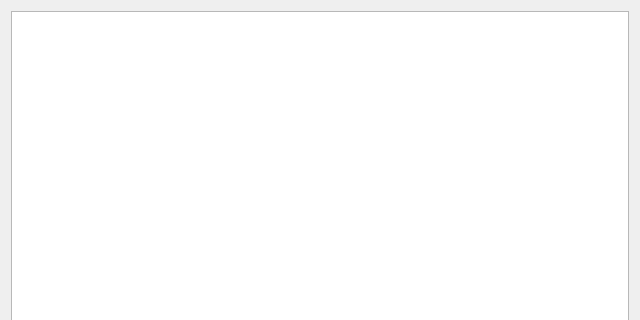
Above: qjdshowlog.ui from xtfllbl/qjdprocess before the change; both pictures show x 0 to 640 and y 0 to 320 of the 640 by 480 pixel window. Below: the same form after it.
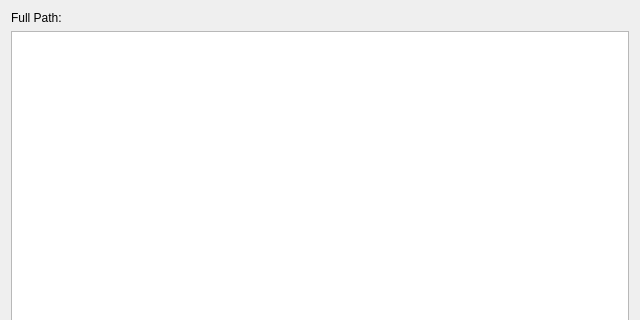
That is the form after the change.

```diff
--- a/qjdshowlog.ui
+++ b/qjdshowlog.ui
@@ -15,6 +15,30 @@
   </property>
   <layout class="QGridLayout" name="gridLayout">
    <item row="0" column="0">
+    <layout class="QHBoxLayout" name="horizontalLayout">
+     <item>
+      <widget class="QLabel" name="label">
+       <property name="maximumSize">
+        <size>
+         <width>80</width>
+         <height>16777215</height>
+        </size>
+       </property>
+       <property name="text">
+        <string>Full Path:</string>
+       </property>
+      </widget>
+     </item>
+     <item>
+      <widget class="QLabel" name="labelFullPath">
+       <property name="text">
+        <string/>
+       </property>
+      </widget>
+     </item>
+    </layout>
+   </item>
+   <item row="1" column="0">
     <widget class="QTextBrowser" name="logBrowser"/>
    </item>
   </layout>
```
